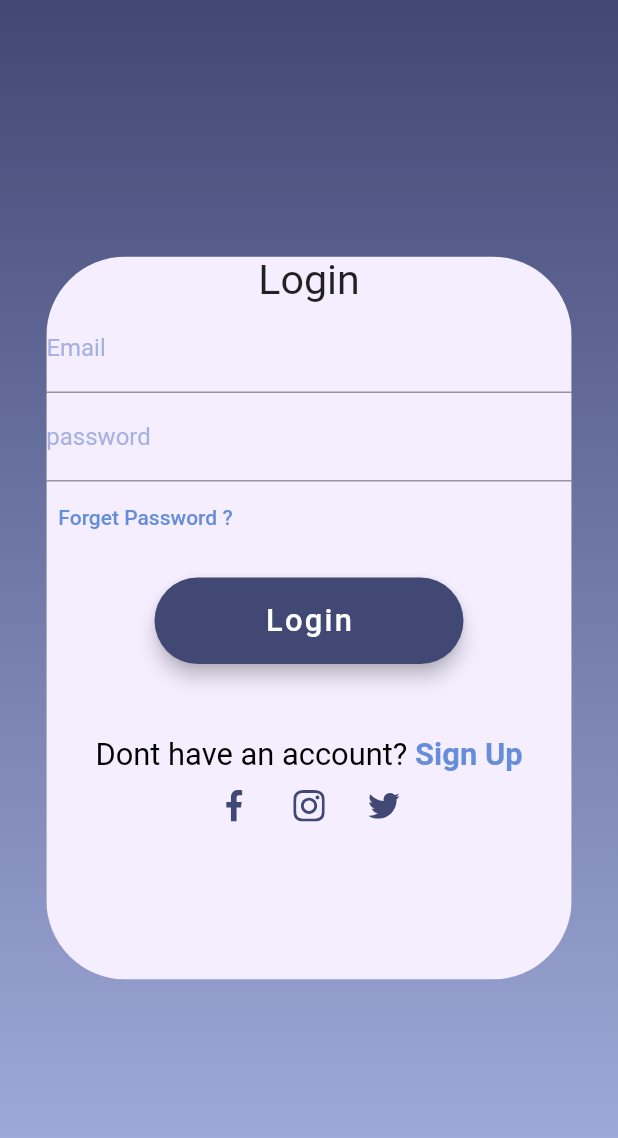
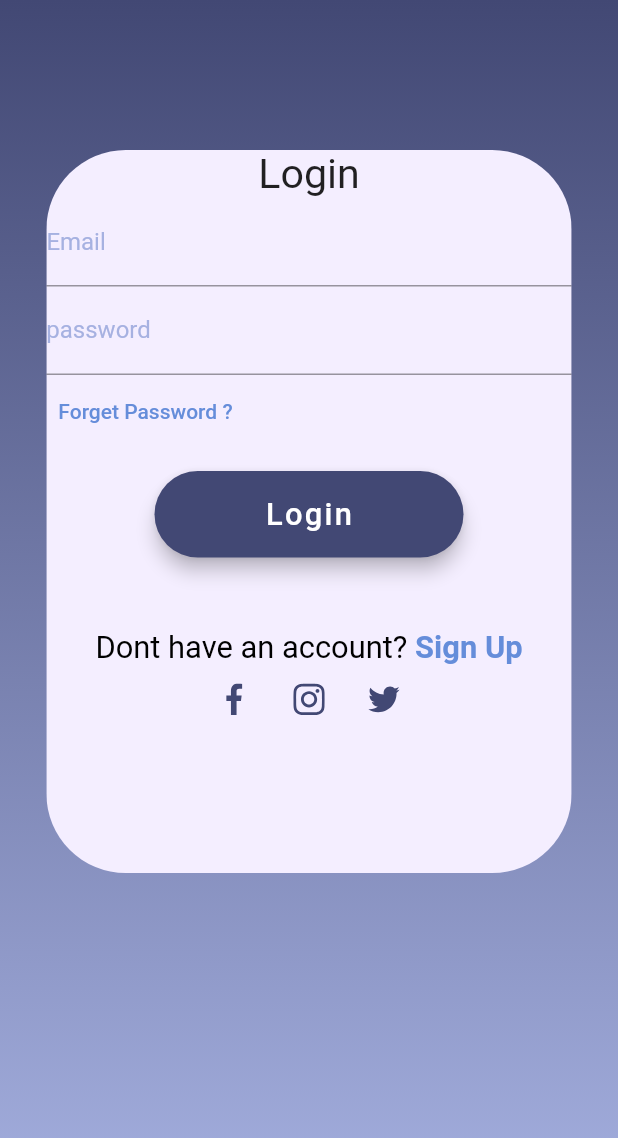
Before and after one commit to 4NG3L-4/ESISBA_2CPI_PROJECT, a Flutter app: the screen it shows after launch, after a tap on "LOGIN", on a phone screen of 412 x 824 dp. Shown: the top 1138 px of the screen. Run offline on Flutter 3.47's test engine with Material 2 defaults, Android fonts, the phone set to English and light mode, and no system bars; our stand-ins replace cloud_firestore, firebase_auth, firebase_core, flutter_svg; accounts and stored records are empty.

Commit message:
fixing the overflow of login

```diff
--- a/our_app/lib/Screens/Login/components/body.dart
+++ b/our_app/lib/Screens/Login/components/body.dart
@@ -4,7 +4,6 @@ import 'package:our_app/Screens/Principale/Principale.dart';
 import 'package:our_app/Screens/Signup/SignUpScreen.dart';
 import 'package:our_app/constants.dart';
 import 'package:flutter_svg/svg.dart';
-import 'package:our_app/Services/auth.dart';
 import 'package:our_app/Services/auth.dart';
 
 class Body extends StatelessWidget {
@@ -324,11 +323,16 @@ class _LoginPageState extends State<LoginPage> {
                 ),
               ),
             ),
-            Column(
-              mainAxisAlignment: MainAxisAlignment.center,
-              children: <Widget>[
-                _buildContainer(),
-              ],
+            SingleChildScrollView(
+              child: Padding(
+                padding: const EdgeInsets.only(top: 100.0),
+                child: Column(
+                  mainAxisAlignment: MainAxisAlignment.center,
+                  children: <Widget>[
+                    _buildContainer(),
+                  ],
+                ),
+              ),
             )
           ],
         ),
```
